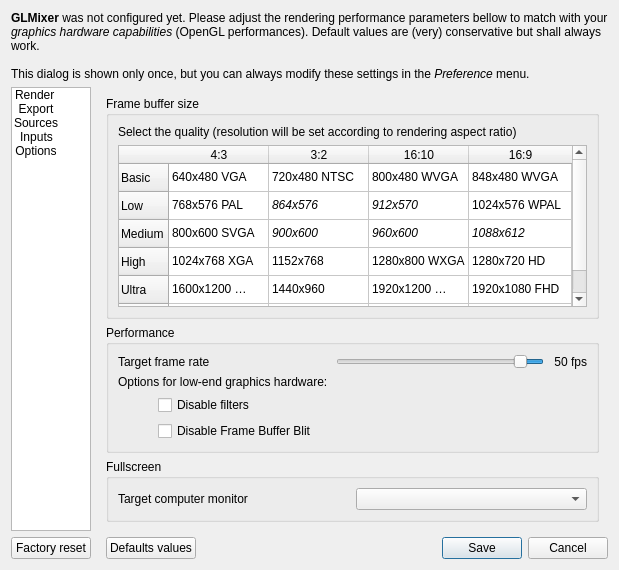
This is src/UserPreferencesDialog.ui in markus-wa/glmixer-mirror as Qt 5 draws it before an edit. The edited form follows.
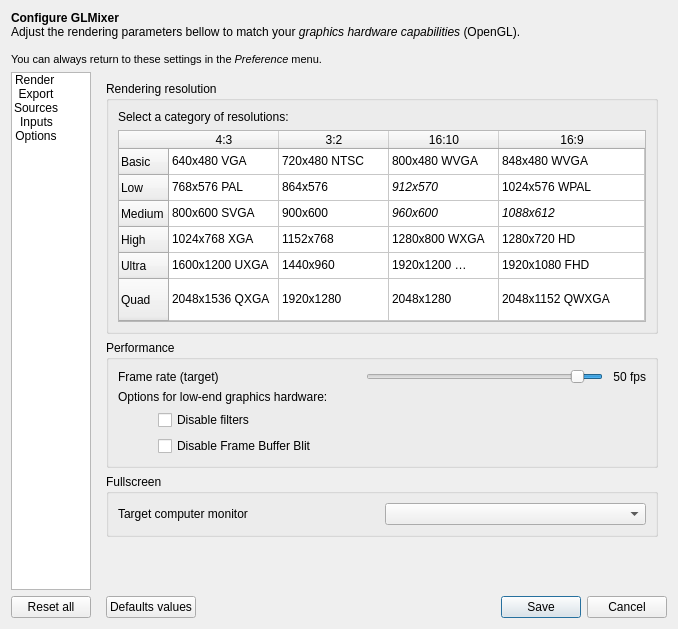
This is the edited form. Icons and pictures are not drawn. Custom widgets are drawn as their Qt base class.

Commit message: Deep redesign of the Rendering Pipeline. Improved speed of sources rendering (shaders, less context switch). Use FBO for improving catalog. Use PBO for improving Algorithm Source. Additionnal GUI improvements.

```diff
--- a/src/UserPreferencesDialog.ui
+++ b/src/UserPreferencesDialog.ui
@@ -6,8 +6,8 @@
    <rect>
     <x>0</x>
     <y>0</y>
-    <width>619</width>
-    <height>570</height>
+    <width>678</width>
+    <height>629</height>
    </rect>
   </property>
   <property name="windowTitle">
@@ -23,14 +23,21 @@
      <property name="enabled">
       <bool>true</bool>
      </property>
+     <property name="sizePolicy">
+      <sizepolicy hsizetype="Preferred" vsizetype="Maximum">
+       <horstretch>0</horstretch>
+       <verstretch>0</verstretch>
+      </sizepolicy>
+     </property>
      <property name="text">
       <string>&lt;!DOCTYPE HTML PUBLIC &quot;-//W3C//DTD HTML 4.0//EN&quot; &quot;http://www.w3.org/TR/REC-html40/strict.dtd&quot;&gt;
 &lt;html&gt;&lt;head&gt;&lt;meta name=&quot;qrichtext&quot; content=&quot;1&quot; /&gt;&lt;style type=&quot;text/css&quot;&gt;
 p, li { white-space: pre-wrap; }
-&lt;/style&gt;&lt;/head&gt;&lt;body style=&quot; font-family:'Ubuntu'; font-weight:400; font-style:normal;&quot;&gt;
-&lt;p style=&quot; margin-top:0px; margin-bottom:0px; margin-left:0px; margin-right:0px; -qt-block-indent:0; text-indent:0px;&quot;&gt;&lt;span style=&quot; font-family:'MS Shell Dlg 2'; font-weight:600;&quot;&gt;GLMixer&lt;/span&gt;&lt;span style=&quot; font-family:'MS Shell Dlg 2';&quot;&gt; was not configured yet. Please adjust the rendering performance parameters bellow to match with your &lt;/span&gt;&lt;span style=&quot; font-family:'MS Shell Dlg 2'; font-style:italic;&quot;&gt;graphics hardware capabilities&lt;/span&gt;&lt;span style=&quot; font-family:'MS Shell Dlg 2';&quot;&gt; (OpenGL performances). Default values are (very) conservative but shall always work.&lt;/span&gt;&lt;/p&gt;
-&lt;p style=&quot;-qt-paragraph-type:empty; margin-top:0px; margin-bottom:0px; margin-left:0px; margin-right:0px; -qt-block-indent:0; text-indent:0px; font-family:'MS Shell Dlg 2';&quot;&gt;&lt;/p&gt;
-&lt;p style=&quot; margin-top:0px; margin-bottom:0px; margin-left:0px; margin-right:0px; -qt-block-indent:0; text-indent:0px;&quot;&gt;&lt;span style=&quot; font-family:'MS Shell Dlg 2';&quot;&gt;This dialog is shown only once, but you can always modify these settings in the &lt;/span&gt;&lt;span style=&quot; font-family:'MS Shell Dlg 2'; font-style:italic;&quot;&gt;Preference&lt;/span&gt;&lt;span style=&quot; font-family:'MS Shell Dlg 2';&quot;&gt; menu. &lt;/span&gt;&lt;/p&gt;&lt;/body&gt;&lt;/html&gt;</string>
+&lt;/style&gt;&lt;/head&gt;&lt;body style=&quot; font-family:'Sans Serif'; font-size:9pt; font-weight:400; font-style:normal;&quot;&gt;
+&lt;p style=&quot; margin-top:0px; margin-bottom:0px; margin-left:0px; margin-right:0px; -qt-block-indent:0; text-indent:0px;&quot;&gt;&lt;span style=&quot; font-family:'MS Shell Dlg 2'; font-weight:600;&quot;&gt;Configure GLMixer&lt;/span&gt;&lt;/p&gt;
+&lt;p style=&quot; margin-top:0px; margin-bottom:0px; margin-left:0px; margin-right:0px; -qt-block-indent:0; text-indent:0px;&quot;&gt;&lt;span style=&quot; font-family:'MS Shell Dlg 2';&quot;&gt;Adjust the rendering parameters bellow to match your &lt;/span&gt;&lt;span style=&quot; font-family:'MS Shell Dlg 2'; font-style:italic;&quot;&gt;graphics hardware capabilities&lt;/span&gt;&lt;span style=&quot; font-family:'MS Shell Dlg 2';&quot;&gt; (OpenGL). &lt;/span&gt;&lt;/p&gt;
+&lt;p style=&quot;-qt-paragraph-type:empty; margin-top:0px; margin-bottom:0px; margin-left:0px; margin-right:0px; -qt-block-indent:0; text-indent:0px; font-family:'MS Shell Dlg 2';&quot;&gt;&lt;br /&gt;&lt;/p&gt;
+&lt;p style=&quot; margin-top:0px; margin-bottom:0px; margin-left:0px; margin-right:0px; -qt-block-indent:0; text-indent:0px;&quot;&gt;&lt;span style=&quot; font-family:'MS Shell Dlg 2'; font-size:8pt;&quot;&gt;You can always return to these settings in the &lt;/span&gt;&lt;span style=&quot; font-family:'MS Shell Dlg 2'; font-size:8pt; font-style:italic;&quot;&gt;Preference&lt;/span&gt;&lt;span style=&quot; font-family:'MS Shell Dlg 2'; font-size:8pt;&quot;&gt; menu. &lt;/span&gt;&lt;/p&gt;&lt;/body&gt;&lt;/html&gt;</string>
      </property>
      <property name="textFormat">
       <enum>Qt::RichText</enum>
@@ -159,13 +166,13 @@
        <item>
         <widget class="QPushButton" name="factorySettingsButton">
          <property name="sizePolicy">
-          <sizepolicy hsizetype="Fixed" vsizetype="Fixed">
+          <sizepolicy hsizetype="Maximum" vsizetype="Maximum">
            <horstretch>0</horstretch>
            <verstretch>0</verstretch>
           </sizepolicy>
          </property>
          <property name="text">
-          <string>Factory reset</string>
+          <string>Reset all</string>
          </property>
         </widget>
        </item>
@@ -176,7 +183,7 @@
        <item>
         <widget class="QStackedWidget" name="stackedPreferences">
          <property name="sizePolicy">
-          <sizepolicy hsizetype="Expanding" vsizetype="Preferred">
+          <sizepolicy hsizetype="Preferred" vsizetype="Preferred">
            <horstretch>0</horstretch>
            <verstretch>0</verstretch>
           </sizepolicy>
@@ -192,13 +199,13 @@
               <string>Size of the internal buffer where the mix is rendered: high resolution may slow down the rendering.</string>
              </property>
              <property name="title">
-              <string>Frame buffer size</string>
+              <string>Rendering resolution</string>
              </property>
              <layout class="QVBoxLayout" name="verticalLayout">
               <item>
                <widget class="QLabel" name="label">
                 <property name="text">
-                 <string>Select the quality (resolution will be set according to rendering aspect ratio)</string>
+                 <string>Select a category of resolutions:</string>
                 </property>
                 <property name="buddy">
                  <cstring>resolutionTable</cstring>
@@ -207,6 +214,15 @@
               </item>
               <item>
                <widget class="QTableWidget" name="resolutionTable">
+                <property name="sizePolicy">
+                 <sizepolicy hsizetype="Preferred" vsizetype="Preferred">
+                  <horstretch>0</horstretch>
+                  <verstretch>0</verstretch>
+                 </sizepolicy>
+                </property>
+                <property name="toolTip">
+                 <string>Select a category of resolutions; the resolution of the output rendering will depend on its aspect ratio</string>
+                </property>
                 <property name="autoFillBackground">
                  <bool>false</bool>
                 </property>
@@ -225,24 +241,27 @@
                 <property name="selectionBehavior">
                  <enum>QAbstractItemView::SelectRows</enum>
                 </property>
+                <property name="textElideMode">
+                 <enum>Qt::ElideNone</enum>
+                </property>
                 <property name="showGrid">
                  <bool>true</bool>
                 </property>
                 <property name="cornerButtonEnabled">
                  <bool>false</bool>
                 </property>
+                <attribute name="horizontalHeaderDefaultSectionSize">
+                 <number>110</number>
+                </attribute>
                 <attribute name="horizontalHeaderStretchLastSection">
                  <bool>true</bool>
                 </attribute>
                 <attribute name="verticalHeaderDefaultSectionSize">
-                 <number>28</number>
+                 <number>26</number>
                 </attribute>
                 <attribute name="verticalHeaderHighlightSections">
                  <bool>false</bool>
                 </attribute>
-                <attribute name="verticalHeaderMinimumSectionSize">
-                 <number>20</number>
-                </attribute>
                 <attribute name="verticalHeaderStretchLastSection">
                  <bool>true</bool>
                 </attribute>
@@ -300,26 +319,41 @@
                  <property name="text">
                   <string notr="true">640x480 VGA</string>
                  </property>
+                 <property name="flags">
+                  <set>ItemIsSelectable|ItemIsEnabled</set>
+                 </property>
                 </item>
                 <item row="0" column="1">
                  <property name="text">
                   <string notr="true">720x480 NTSC</string>
                  </property>
+                 <property name="flags">
+                  <set>ItemIsSelectable|ItemIsEnabled</set>
+                 </property>
                 </item>
                 <item row="0" column="2">
                  <property name="text">
                   <string notr="true">800x480 WVGA</string>
                  </property>
+                 <property name="flags">
+                  <set>ItemIsSelectable|ItemIsEnabled</set>
+                 </property>
                 </item>
                 <item row="0" column="3">
                  <property name="text">
                   <string notr="true">848x480 WVGA</string>
                  </property>
+                 <property name="flags">
+                  <set>ItemIsSelectable|ItemIsEnabled</set>
+                 </property>
                 </item>
                 <item row="1" column="0">
                  <property name="text">
                   <string notr="true">768x576 PAL</string>
                  </property>
+                 <property name="flags">
+                  <set>ItemIsSelectable|ItemIsEnabled</set>
+                 </property>
                 </item>
                 <item row="1" column="1">
                  <property name="text">
@@ -327,7 +361,7 @@
                  </property>
                  <property name="font">
                   <font>
-                   <italic>true</italic>
+                   <italic>false</italic>
                   </font>
                  </property>
                  <property name="foreground">
@@ -339,6 +373,9 @@
                    </color>
                   </brush>
                  </property>
+                 <property name="flags">
+                  <set>ItemIsSelectable|ItemIsEnabled</set>
+                 </property>
                 </item>
                 <item row="1" column="2">
                  <property name="text">
@@ -358,16 +395,25 @@
                    </color>
                   </brush>
                  </property>
+                 <property name="flags">
+                  <set>ItemIsSelectable|ItemIsEnabled</set>
+                 </property>
                 </item>
                 <item row="1" column="3">
                  <property name="text">
                   <string notr="true">1024x576 WPAL</string>
                  </property>
+                 <property name="flags">
+                  <set>ItemIsSelectable|ItemIsEnabled</set>
+                 </property>
                 </item>
                 <item row="2" column="0">
                  <property name="text">
                   <string notr="true">800x600 SVGA</string>
                  </property>
+                 <property name="flags">
+                  <set>ItemIsSelectable|ItemIsEnabled</set>
+                 </property>
                 </item>
                 <item row="2" column="1">
                  <property name="text">
@@ -375,7 +421,7 @@
                  </property>
                  <property name="font">
                   <font>
-                   <italic>true</italic>
+                   <italic>false</italic>
                   </font>
                  </property>
                  <property name="foreground">
@@ -387,6 +433,9 @@
                    </color>
                   </brush>
                  </property>
+                 <property name="flags">
+                  <set>ItemIsSelectable|ItemIsEnabled</set>
+                 </property>
                 </item>
                 <item row="2" column="2">
                  <property name="text">
@@ -406,6 +455,9 @@
                    </color>
                   </brush>
                  </property>
+                 <property name="flags">
+                  <set>ItemIsSelectable|ItemIsEnabled</set>
+                 </property>
                 </item>
                 <item row="2" column="3">
                  <property name="text">
@@ -425,66 +477,105 @@
                    </color>
                   </brush>
                  </property>
+                 <property name="flags">
+                  <set>ItemIsSelectable|ItemIsEnabled</set>
+                 </property>
                 </item>
                 <item row="3" column="0">
                  <property name="text">
                   <string notr="true">1024x768 XGA</string>
                  </property>
+                 <property name="flags">
+                  <set>ItemIsSelectable|ItemIsEnabled</set>
+                 </property>
                 </item>
                 <item row="3" column="1">
                  <property name="text">
                   <string notr="true">1152x768</string>
                  </property>
+                 <property name="flags">
+                  <set>ItemIsSelectable|ItemIsEnabled</set>
+                 </property>
                 </item>
                 <item row="3" column="2">
                  <property name="text">
                   <string notr="true">1280x800 WXGA</string>
                  </property>
+                 <property name="flags">
+                  <set>ItemIsSelectable|ItemIsEnabled</set>
+                 </property>
                 </item>
                 <item row="3" column="3">
                  <property name="text">
                   <string notr="true">1280x720 HD</string>
                  </property>
+                 <property name="flags">
+                  <set>ItemIsSelectable|ItemIsEnabled</set>
+                 </property>
                 </item>
                 <item row="4" column="0">
                  <property name="text">
                   <string notr="true">1600x1200 UXGA</string>
                  </property>
+                 <property name="flags">
+                  <set>ItemIsSelectable|ItemIsEnabled</set>
+                 </property>
                 </item>
                 <item row="4" column="1">
                  <property name="text">
                   <string notr="true">1440x960</string>
                  </property>
+                 <property name="flags">
+                  <set>ItemIsSelectable|ItemIsEnabled</set>
+                 </property>
                 </item>
                 <item row="4" column="2">
                  <property name="text">
                   <string notr="true">1920x1200 WUXGA</string>
                  </property>
+                 <property name="flags">
+                  <set>ItemIsSelectable|ItemIsEnabled</set>
+                 </property>
                 </item>
                 <item row="4" column="3">
                  <property name="text">
                   <string notr="true">1920x1080 FHD</string>
                  </property>
+                 <property name="flags">
+                  <set>ItemIsSelectable|ItemIsEnabled</set>
+                 </property>
                 </item>
                 <item row="5" column="0">
                  <property name="text">
                   <string notr="true">2048x1536 QXGA</string>
                  </property>
+                 <property name="flags">
+                  <set>ItemIsSelectable|ItemIsEnabled</set>
+                 </property>
                 </item>
                 <item row="5" column="1">
                  <property name="text">
                   <string notr="true">1920x1280</string>
                  </property>
+                 <property name="flags">
+                  <set>ItemIsSelectable|ItemIsEnabled</set>
+                 </property>
                 </item>
                 <item row="5" column="2">
                  <property name="text">
                   <string notr="true">2048x1280</string>
                  </property>
+                 <property name="flags">
+                  <set>ItemIsSelectable|ItemIsEnabled</set>
+                 </property>
                 </item>
                 <item row="5" column="3">
                  <property name="text">
                   <string notr="true">2048x1152 QWXGA</string>
                  </property>
+                 <property name="flags">
+                  <set>ItemIsSelectable|ItemIsEnabled</set>
+                 </property>
                 </item>
                </widget>
               </item>
@@ -511,7 +602,7 @@
                    </sizepolicy>
                   </property>
                   <property name="text">
-                   <string>Target frame rate  </string>
+                   <string>Frame rate (target)</string>
                   </property>
                   <property name="buddy">
                    <cstring>updatePeriod</cstring>
```
Left out of the diff: 49 changed lines with no effect on the pictures. The commit also changes 38 other files.
